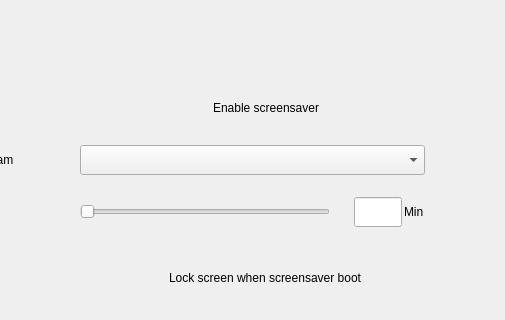
The window that plugins/personalized/screensaver/screensaver.ui (ukui/ukui-control-center) describes before a commit, drawn with Qt 5; both pictures show x 118 to 623 and y 197 to 517 of the 800 by 710 pixel window.
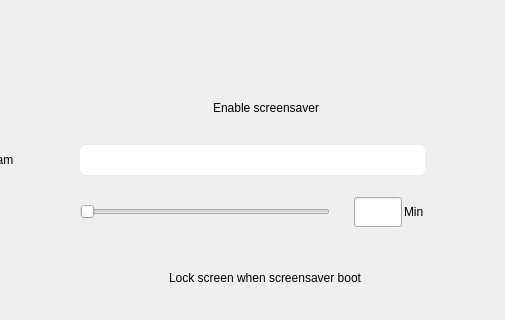
The same window after the commit. Icons and pictures are not drawn.

Commit message: Change the drop-down box style

The edit to the form file:
```diff
--- a/plugins/personalized/screensaver/screensaver.ui
+++ b/plugins/personalized/screensaver/screensaver.ui
@@ -264,6 +264,40 @@
             <height>30</height>
            </size>
           </property>
+          <property name="styleSheet">
+           <string notr="true">QComboBox{
+    background: rgba(255, 255, 255);
+    border-radius: 6px;
+    font-size:14px;
+    color: black;
+    min-height: 30px;
+    combobox-popup: 0;  /* 配合setMaxVisibleItems设置下拉框显示的条数，超过的滚动显示 */
+}
+
+QComboBox QAbstractItemView::item {
+    min-height: 30px;
+    border-radius: 2px ;
+    color:black;
+    background-color: rgba(255, 255, 255);
+}
+
+QComboBox::down-arrow{
+    image:url(://img/dropArrow/downpx.png);
+}
+
+QComboBox::drop-down{
+    width: 30px;
+    border: none;
+}
+
+QComboBox QListView::item:selected{
+    background: #3D6BE5;
+}
+
+
+
+</string>
+          </property>
          </widget>
         </item>
         <item>
```
The commit also changes 22 other files.
